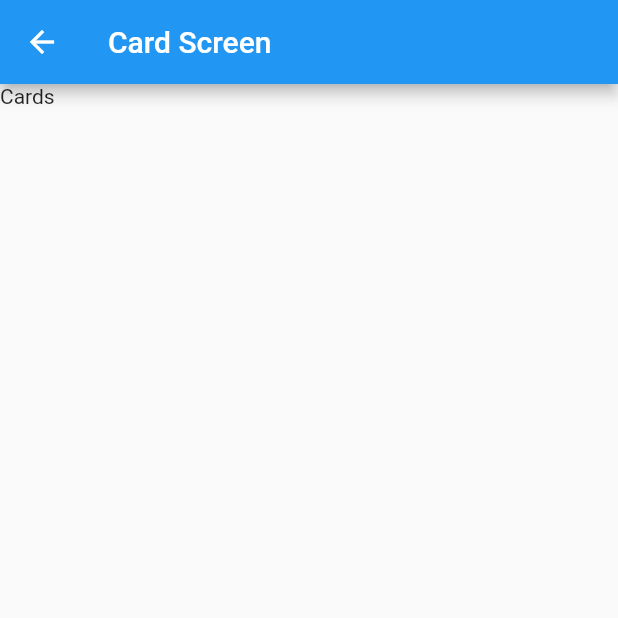
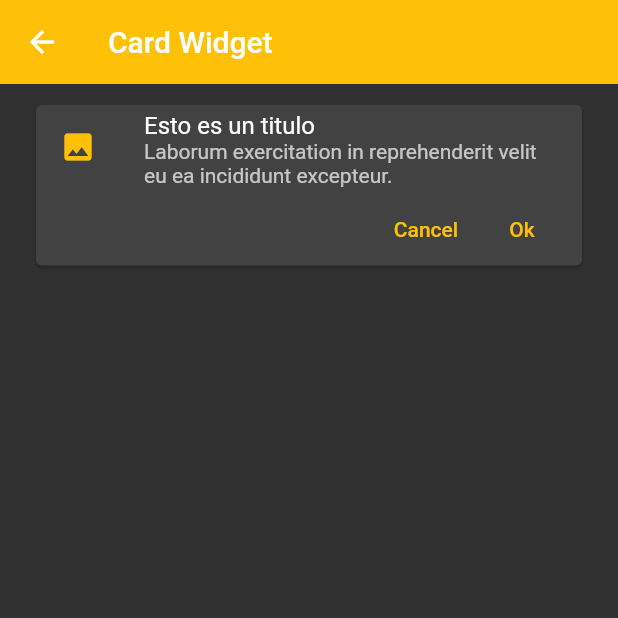
Before and after one commit to KAOXDC/componentes, a Flutter app: the CardScreen screen opened by its route, on a phone screen of 412 x 824 dp, the top half of it. Run offline on Flutter 3.47's test engine with Material 2 defaults, Android fonts, the phone set to English and light mode, and no system bars.

Commit message:
Theme y Cards

```diff
--- a/lib/main.dart
+++ b/lib/main.dart
@@ -1,4 +1,5 @@
 import 'package:componentes/router/app_routes.dart';
+import 'package:componentes/theme/app_theme.dart';
 import 'package:flutter/material.dart';
 import 'package:componentes/screens/screens.dart';
 
@@ -18,6 +19,8 @@ class MyApp extends StatelessWidget {
       initialRoute: AppRoutes.initialRoute,
       routes: AppRoutes.getAppRoutes(),
       onGenerateRoute: AppRoutes.onGenerateRoute,
+
+      theme: AppTheme.darkTheme,
     );
     //);
     // home: ListviewScreen());
--- a/lib/models/menu_option.dart
+++ b/lib/models/menu_option.dart
@@ -5,7 +5,7 @@ class MenuOption {
   final IconData icon;
   final String name;
   final Widget screen;
-
+  //contructor MenuOption
   MenuOption(
       {required this.route,
       required this.icon,
--- a/lib/router/app_routes.dart
+++ b/lib/router/app_routes.dart
@@ -9,9 +9,9 @@ class AppRoutes {
     // TODO: borrar home
     MenuOption(
       route: 'home',
-      name: 'Home Screen',
+      name: 'Pantalla principal',
       screen: const HomeScreen(),
-      icon: Icons.home_max_outlined,
+      icon: Icons.home,
     ),
     MenuOption(
       route: 'listview2',
--- a/lib/screens/card_screen.dart
+++ b/lib/screens/card_screen.dart
@@ -1,4 +1,5 @@
 import 'package:flutter/material.dart';
+import 'package:componentes/widgets/widgets.dart';
 
 class CardScreen extends StatelessWidget {
   const CardScreen({super.key});
@@ -7,9 +8,15 @@ class CardScreen extends StatelessWidget {
   Widget build(BuildContext context) {
     return Scaffold(
       appBar: AppBar(
-        title: const Text("Card Screen"),
+        title: const Text("Card Widget"),
       ),
-      body: const Text("Cards"),
+      body: ListView(
+        padding: const EdgeInsets.symmetric(horizontal: 20, vertical: 10),
+        children: const [
+          CustomCardType1(),
+          // CustomCardType2(),
+        ],
+      ),
     );
   }
 }
--- /dev/null
+++ b/lib/theme/app_theme.dart
@@ -0,0 +1,15 @@
+import 'package:flutter/material.dart';
+
+import 'package:flutter/material.dart';
+
+class AppTheme {
+  static const Color primary = Colors.amber;
+
+  static final ThemeData darkTheme = ThemeData.dark().copyWith(
+      appBarTheme: const AppBarTheme(
+        color: primary,
+        elevation: 0,
+      ),
+      textButtonTheme:
+          TextButtonThemeData(style: TextButton.styleFrom(primary: primary)));
+}
--- /dev/null
+++ b/lib/widgets/custom_card_type1.dart
@@ -0,0 +1,44 @@
+import 'package:flutter/material.dart';
+import 'package:componentes/theme/app_theme.dart';
+
+class CustomCardType1 extends StatelessWidget {
+  const CustomCardType1({
+    Key? key,
+  }) : super(key: key);
+
+  @override
+  Widget build(BuildContext context) {
+    return Card(
+      child: Column(
+        children: [
+          const ListTile(
+            leading: Icon(
+              Icons.photo,
+              color: AppTheme.primary,
+            ),
+            title: Text("Esto es un titulo"),
+            subtitle: Text(
+                'Laborum exercitation in reprehenderit velit eu ea incididunt excepteur.'),
+          ),
+          Padding(
+            padding: const EdgeInsets.only(right: 8.0),
+            child: Row(
+              mainAxisAlignment: MainAxisAlignment.end,
+              children: [
+                TextButton(
+                  onPressed: () {},
+                  child: const Text('Cancel'),
+                  // style: TextButton.styleFrom(primary: AppTheme.primary),
+                ),
+                TextButton(
+                  onPressed: () {},
+                  child: const Text('Ok'),
+                ),
+              ],
+            ),
+          )
+        ],
+      ),
+    );
+  }
+}
--- /dev/null
+++ b/lib/widgets/widgets.dart
@@ -0,0 +1,2 @@
+export 'package:componentes/widgets/custom_card_type1.dart';
+export 'package:componentes/widgets/custom_card_type2.dart';
```
Also changed, not shown: lib/screens/home_sreen.dart (+4 -4 lines), lib/widgets/custom_card_type2.dart (added, +18 -0 lines).
